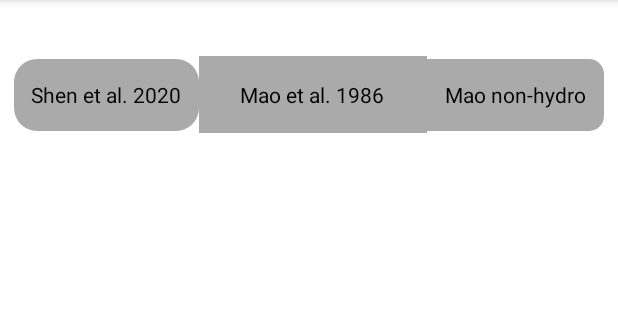
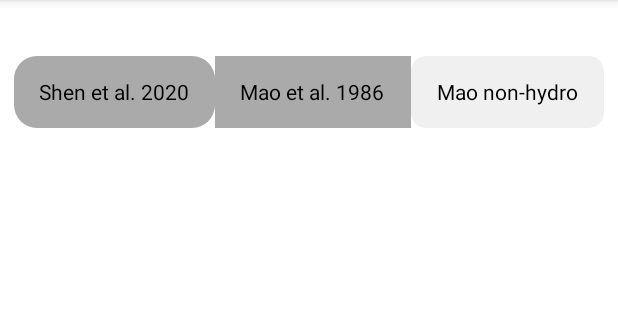
Before and after one commit to Anastasia-Kan/App_P-Calculator_Kotlin, an Android app: the screen it shows after launch (MainActivity), after a tap on "Mao non-hydro", on a phone screen of 412 x 824 dp, the part 84-404 px from its top. Run offline under Robolectric (Android 15) with nearby library versions, the phone set to English and light mode, and no system bars; 2 other taps on this screen came first.

Commit message:
segmented button control implemented for Shen/Mao/Mao calibrations

```diff
--- a/app/src/main/java/com/example/pressurecalctest1/MainActivity.kt
+++ b/app/src/main/java/com/example/pressurecalctest1/MainActivity.kt
@@ -16,18 +16,21 @@ class MainActivity : AppCompatActivity() {
     }
 
     fun onSegmentClicked(view: View) {
-        var isSelected = false;
-        switch (view.getId()) {
-            case shen
+        if (view is AppCompatRadioButton) {
+            val checked = view.isChecked
+            when (view.getId()) {
+                R.id.shen_segment -> if (checked) {println("Shen chosen")}
+                R.id.mao_hydro_segment -> if (checked) {println("Mao hydro chosen")}
+                R.id.mao_nHydro_segment -> if (checked) {println("Mao non-hydro chosen")}
+            }
         }
     }
-
-    private fun AppCompatRadioButton(): Any {
-
-    }
-/*
-    public void onSegmentClicked(View view) {
-        var isSelected = ((androidx.appcompat.widget.AppCompatRadioButton())view).isChecked();
-        switch (view.getId()) { case R . layout . id . shen_segment : }
-    }*/
+// private fun AppCompatRadioButton(): Any {
+//
+// }
+//
+// public void onSegmentClicked(View view) {
+// var isSelected = ((androidx.appcompat.widget.AppCompatRadioButton())view).isChecked();
+// switch (view.getId()) { case R . layout . id . shen_segment : }
+// }
 }
--- a/app/src/main/res/layout/activity_main.xml
+++ b/app/src/main/res/layout/activity_main.xml
@@ -33,7 +33,7 @@ tools:context=".MainActivity">
             android:gravity="center"
             android:text="Shen et al. 2020"
             android:textColor="@color/black"
-            android:onClick="onSegmentClicked"/>
+            android:onClick="onSegmentClicked" />
 
         <androidx.appcompat.widget.AppCompatRadioButton
             android:id="@+id/mao_hydro_segment"
@@ -42,9 +42,8 @@ tools:context=".MainActivity">
             android:layout_weight="1"
             android:background="@drawable/mao_hydro_selector"
             android:button="@android:color/transparent"
-            android:checked="true"
+            android:checked="false"
             android:gravity="center"
-            android:padding="16dp"
             android:text="Mao et al. 1986"
             android:textColor="@color/black"
             android:onClick="onSegmentClicked"/>
@@ -54,9 +53,9 @@ tools:context=".MainActivity">
             android:layout_width="wrap_content"
             android:layout_height="wrap_content"
             android:layout_weight="1"
-            android:background="@drawable/mao_non_hydro_unchecked"
+            android:background="@drawable/mao_non_hydro_selector"
             android:button="@android:color/transparent"
-            android:checked="false"
+            android:checked="true"
             android:gravity="center"
             android:text="Mao non-hydro"
             android:textColor="@color/black"
```
Also changed, not shown: app/src/main/res/drawable/mao_non_hydro_unchecked.xml (line endings or trailing spaces).
